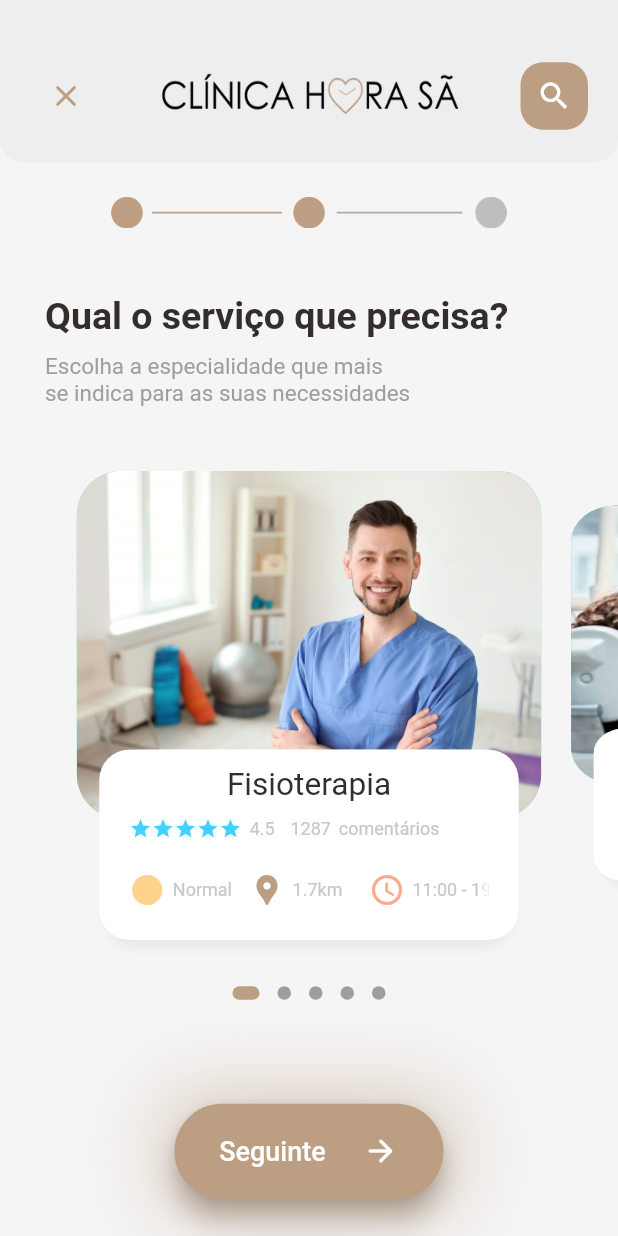
After one commit to Eduardo79Silva/ClinicApp, a Flutter app: the AppointmentPage2 screen opened directly, on a phone screen of 412 x 824 dp. The commit adds this screen. Run offline on Flutter 3.47's test engine with Material 2 defaults, Android fonts, the phone set to English and light mode, and no system bars; drawn by our look-alikes of dots_indicator; our stand-ins replace get.

Commit message:
Safe Copy

```diff
--- a/lib/home/appointment_page_1.dart
+++ b/lib/home/appointment_page_1.dart
@@ -8,16 +8,20 @@ import '../utils/colors.dart';
 import '../utils/dimensions.dart';
 import '../widgets/IconsText.dart';
 import '../widgets/SmallText.dart';
+import 'appointment_page_2.dart';
 import 'main_page_widget.dart';
 
 class AppointmentPage extends StatefulWidget {
-  const AppointmentPage({Key? key}) : super(key: key);
+  final bool hasService;
+  final String? service;
+  const AppointmentPage({required this.hasService, this.service});
 
   @override
   _AppointmentPageState createState() => _AppointmentPageState();
 }
 
 class _AppointmentPageState extends State<AppointmentPage> {
+  TextEditingController symptomns = new TextEditingController();
   @override
   Widget build(BuildContext context) {
     return Scaffold(
@@ -117,6 +121,7 @@ class _AppointmentPageState extends State<AppointmentPage> {
               left: Dimensions.width20 * 3, right: Dimensions.width20 * 3),
           height: 7 * 24.0,
           child: TextField(
+            controller: symptomns,
             textInputAction: TextInputAction.go,
             maxLines: 7 * 24,
             decoration: InputDecoration(
@@ -151,6 +156,9 @@ class _AppointmentPageState extends State<AppointmentPage> {
                       padding: EdgeInsets.all(5) //content padding inside button
                       ),
                   onPressed: () {
+                    !widget.hasService ? Navigator.push(
+                        context,
+                        MaterialPageRoute(builder: (context) => AppointmentPage2())) :
                     Navigator.of(context).pop();
                   },
                   child: Row(
--- /dev/null
+++ b/lib/home/appointment_page_2.dart
@@ -0,0 +1,167 @@
+import 'package:clinic_app/home/main_page_services.dart';
+import 'package:clinic_app/widgets/BigText.dart';
+import 'package:clinic_app/widgets/SideDrawer.dart';
+import 'package:flutter/cupertino.dart';
+import 'package:flutter/material.dart';
+
+import '../utils/colors.dart';
+import '../utils/dimensions.dart';
+import '../widgets/IconsText.dart';
+import '../widgets/SmallText.dart';
+import 'main_page_widget.dart';
+
+class AppointmentPage2 extends StatefulWidget {
+  const AppointmentPage2({Key? key}) : super(key: key);
+
+  @override
+  _AppointmentPageState2 createState() => _AppointmentPageState2();
+}
+
+class _AppointmentPageState2 extends State<AppointmentPage2> {
+  TextEditingController symptomns = TextEditingController();
+  @override
+  Widget build(BuildContext context) {
+    return Scaffold(
+      resizeToAvoidBottomInset: false,
+      backgroundColor: Colors.grey[100],
+      body: SingleChildScrollView(
+        child: Column(children: [
+          Container(
+            decoration: BoxDecoration(
+              borderRadius: const BorderRadius.only(
+                  bottomLeft: Radius.circular(15),
+                  bottomRight: Radius.circular(15)),
+              color: Colors.grey[200],
+            ),
+            child: Container(
+              //color: Colors.grey[300],
+              margin: EdgeInsets.only(top: 40, bottom: 20),
+              padding: EdgeInsets.only(left: 20, right: 20),
+              child: Row(
+                mainAxisAlignment: MainAxisAlignment.spaceBetween,
+                children: [
+                  IconButton(
+                      onPressed: () => {Navigator.popUntil(context, ModalRoute.withName('/'))},
+                      icon: Icon(
+                        Icons.close_rounded,
+                        color: AppColors.mainColor2,
+                      )),
+                  Column(
+                    children: [
+                      Container(
+                        height: Dimensions.height20 * 2,
+                        width: Dimensions.width20 * 20,
+                        decoration: const BoxDecoration(
+                          image: DecorationImage(
+                            image: AssetImage("assets/image/logo.png"),
+                            fit: BoxFit.fill,
+                          ),
+                        ),
+                      ),
+                    ],
+                  ),
+                  Container(
+                    width: 45,
+                    height: 45,
+                    child: const Icon(
+                      Icons.search,
+                      color: Colors.white,
+                    ),
+                    decoration: BoxDecoration(
+                      borderRadius: BorderRadius.circular(15.0),
+                      color: AppColors.mainColor2,
+                    ),
+                  )
+                ],
+              ),
+            ),
+          ),
+          SizedBox(
+            height: Dimensions.height20,
+          ),
+          Container(
+            height: Dimensions.height20 * 1.2,
+            width: Dimensions.width20 * 25,
+            decoration: const BoxDecoration(
+              image: DecorationImage(
+                image: AssetImage("assets/image/StepProgress2.png"),
+                fit: BoxFit.contain,
+              ),
+            ),
+          ),
+          SizedBox(
+            height: Dimensions.height20 * 2,
+          ),
+          Padding(
+            padding: const EdgeInsets.only(left: 30.0),
+            child: Align(
+                alignment: Alignment.centerLeft,
+                child: BigText(
+                  text: "Qual o serviço que precisa? ",
+                  size: 25,
+                  weight: FontWeight.bold,
+                )),
+          ),
+          Padding(
+            padding: const EdgeInsets.only(left: 30.0, top: 10.0),
+            child: Align(
+                alignment: Alignment.centerLeft,
+                child: SmallText(
+                  text:
+                  "Escolha a especialidade que mais\nse indica para as suas necessidades",
+                  size: 15,
+                  color: Colors.grey[500],
+                )),
+          ),
+          SizedBox(height: Dimensions.height20 * 2),
+          ServicesBody(mainPage: false),
+          SizedBox(height: Dimensions.height20 * 3),
+          Container(
+            decoration: BoxDecoration(
+              boxShadow: [
+                BoxShadow(
+                  color: AppColors.mainColor2.withOpacity(0.6),
+                  spreadRadius: 4,
+                  blurRadius: 50,
+                  offset: Offset(0, 2),
+                )
+              ],
+            ),
+            child: SizedBox(
+                height: Dimensions.height10 * 6, //height of button
+                width: Dimensions.width20 * 17, //width of button
+                child: ElevatedButton(
+                    style: ElevatedButton.styleFrom(
+                        elevation: 7,
+                        primary: AppColors.mainColor2, //background color of button
+                        shadowColor: AppColors.mainColor2,
+                        shape: RoundedRectangleBorder(
+                          //to set border radius to button
+                            borderRadius: BorderRadius.circular(50)),
+                        padding: EdgeInsets.all(5) //content padding inside button
+                    ),
+                    onPressed: () {
+                      Navigator.of(context).pop();
+                    },
+                    child: Row(
+                      mainAxisAlignment: MainAxisAlignment.spaceEvenly,
+                      crossAxisAlignment: CrossAxisAlignment.center,
+                      children: const [
+                        Text(
+                          "Seguinte",
+                          style: TextStyle(
+                            fontFamily: 'Roboto',
+                            fontWeight: FontWeight.w500,
+                            fontSize: 18,
+                          ),
+                        ),
+                        Icon(Icons.arrow_forward_rounded)
+                      ],
+                    ))),
+          ),
+          SizedBox(height: Dimensions.height20 * 3),
+        ]),
+      ),
+    );
+  }
+}
--- a/lib/home/main_page.dart
+++ b/lib/home/main_page.dart
@@ -80,7 +80,7 @@ class _MainPageState extends State<MainPage> {
                   child: SmallText(text: "Marque já a sua consulta \nou veja os documentos de consultas passadas",size: 15, color: Colors.grey[500],)),
             ),
             SizedBox(height: Dimensions.height20*2),
-            ServicesBody(),
+            ServicesBody(mainPage: true,),
             SizedBox(height: Dimensions.height20*2),
             Align(
               alignment: Alignment.bottomCenter,
--- a/lib/home/main_page_services.dart
+++ b/lib/home/main_page_services.dart
@@ -10,7 +10,8 @@ import 'package:flutter/material.dart';
 import 'appointment_page_1.dart';
 
 class ServicesBody extends StatefulWidget {
-  const ServicesBody({Key? key}) : super(key: key);
+  final bool mainPage;
+  const ServicesBody({Key? key, required this.mainPage}) : super(key: key);
 
   @override
   _ServicesBodyState createState() => _ServicesBodyState();
@@ -97,9 +98,9 @@ class _ServicesBodyState extends State<ServicesBody> {
     return Transform(
       transform: matrix,
       child: InkWell(
-        onTap: () {Navigator.push(
+        onTap: () {widget.mainPage ? Navigator.push(
             context,
-            MaterialPageRoute(builder: (context) => const AppointmentPage()));},
+            MaterialPageRoute(builder: (context) => AppointmentPage(hasService: true, service: service.name,))) : Navigator.of(context).pop();},
         child: Stack(children: [
           Container(
             height: Dimensions.pageViewContainer,
--- a/lib/widgets/IconsText.dart
+++ b/lib/widgets/IconsText.dart
@@ -20,7 +20,7 @@ class IconAndTextWidget extends StatelessWidget {
       children: [
         Icon(icon, color: iconColor,),
         SizedBox(width: 5,),
-        SmallText(text: text)
+        Expanded(child: SmallText(text: text, overFlow: TextOverflow.fade,))
       ],
     );
   }
--- a/lib/widgets/SideDrawer.dart
+++ b/lib/widgets/SideDrawer.dart
@@ -27,15 +27,17 @@ class SideDrawer extends StatelessWidget {
             onTap: () => {Navigator.of(context).pop()},
           ),
           ListTile(
-            leading: Icon(Icons.calendar_today_rounded),
-            title: Text('Marcar Consulta'),
-            onTap: () {
-              Navigator.of(context).pop();
-    Navigator.push(
-    context,
-    MaterialPageRoute(builder: (context) => const AppointmentPage()),
-    );}
-          ),
+              leading: Icon(Icons.calendar_today_rounded),
+              title: Text('Marcar Consulta'),
+              onTap: () {
+                Navigator.push(
+                  context,
+                  MaterialPageRoute(
+                      builder: (context) => const AppointmentPage(
+                            hasService: false,
+                          )),
+                );
+              }),
           ListTile(
             leading: Icon(Icons.all_inbox_rounded),
             title: Text('Documentos'),
--- a/lib/widgets/SmallText.dart
+++ b/lib/widgets/SmallText.dart
@@ -14,18 +14,15 @@ class SmallText extends StatelessWidget {
 
   @override
   Widget build(BuildContext context) {
-    return Flexible(
-      child: Text(
+    return Text(
       text,
-        overflow: TextOverflow.fade,
+      overflow: overFlow,
       softWrap: false,
       style:TextStyle(
           color: color,
           fontSize: size,
-            overflow: overFlow,
           fontFamily: 'Roboto',
           fontWeight: FontWeight.w100
-        ),
       ),
     );
   }
```
Also changed, not shown: lib/home/appointment_page_3.dart (added), 1 other file. Lines whose indentation alone changed are shown as unchanged.
